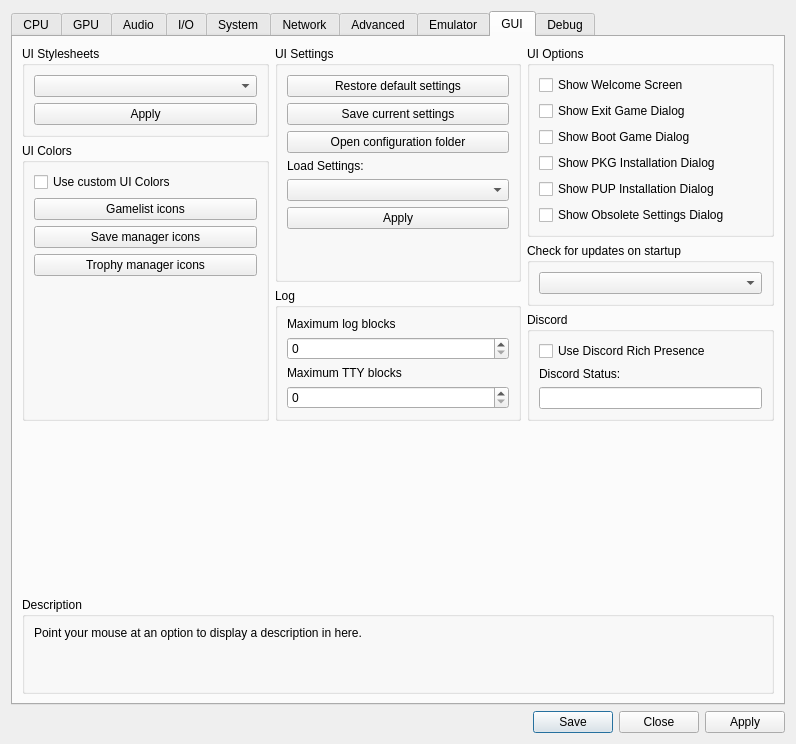
Old version of the form rpcs3/rpcs3qt/settings_dialog.ui in the repository RPCS3/rpcs3.
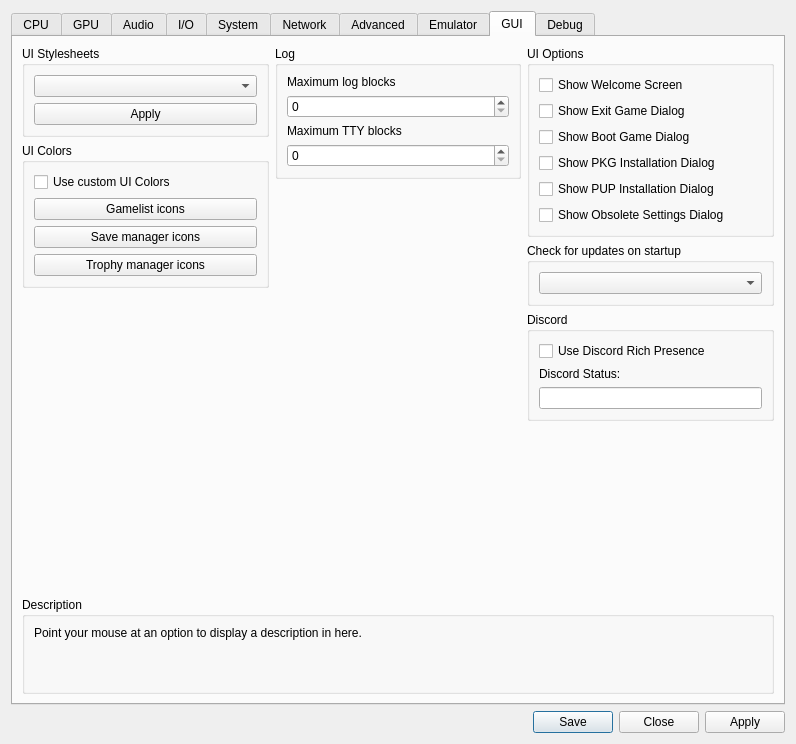
New version of the form. The open tabs and pages were chosen to show the change. Icons and pictures are not drawn.

Commit message: Qt: purge gui settings

```diff
--- a/rpcs3/rpcs3qt/settings_dialog.ui
+++ b/rpcs3/rpcs3qt/settings_dialog.ui
@@ -3128,6 +3128,9 @@
                 </property>
                </widget>
               </item>
+             </layout>
+            </widget>
+           </item>
               <item>
                <spacer name="guiTabSpacerLeft">
                 <property name="orientation">
@@ -3145,75 +3148,9 @@
                </spacer>
               </item>
              </layout>
-            </widget>
-           </item>
-          </layout>
          </item>
          <item>
           <layout class="QVBoxLayout" name="guiTabLayoutMiddle">
-           <item>
-            <widget class="QGroupBox" name="gb_settings">
-             <property name="title">
-              <string>UI Settings</string>
-             </property>
-             <layout class="QVBoxLayout" name="gb_settings_layout">
-              <item>
-               <widget class="QPushButton" name="pb_reset_default">
-                <property name="text">
-                 <string>Restore default settings</string>
-                </property>
-               </widget>
-              </item>
-              <item>
-               <widget class="QPushButton" name="pb_backup_config">
-                <property name="text">
-                 <string>Save current settings</string>
-                </property>
-               </widget>
-              </item>
-              <item>
-               <widget class="QPushButton" name="pb_open_folder">
-                <property name="text">
-                 <string>Open configuration folder</string>
-                </property>
-               </widget>
-              </item>
-              <item>
-               <widget class="QLabel" name="label">
-                <property name="text">
-                 <string>Load Settings:</string>
-                </property>
-               </widget>
-              </item>
-              <item>
-               <widget class="QComboBox" name="combo_configs"/>
-              </item>
-              <item>
-               <widget class="QPushButton" name="pb_apply_config">
-                <property name="text">
-                 <string>Apply</string>
-                </property>
-               </widget>
-              </item>
-              <item>
-               <spacer name="guiTabSpacerMiddle">
-                <property name="orientation">
-                 <enum>Qt::Vertical</enum>
-                </property>
-                <property name="sizeType">
-                 <enum>QSizePolicy::MinimumExpanding</enum>
-                </property>
-                <property name="sizeHint" stdset="0">
-                 <size>
-                  <width>0</width>
-                  <height>0</height>
-                 </size>
-                </property>
-               </spacer>
-              </item>
-             </layout>
-            </widget>
-           </item>
            <item>
             <widget class="QGroupBox" name="gb_log">
              <property name="title">
@@ -3296,6 +3233,22 @@
              </layout>
             </widget>
            </item>
+           <item>
+            <spacer name="guiTabSpacerMiddle">
+             <property name="orientation">
+              <enum>Qt::Vertical</enum>
+             </property>
+             <property name="sizeType">
+              <enum>QSizePolicy::MinimumExpanding</enum>
+             </property>
+             <property name="sizeHint" stdset="0">
+              <size>
+               <width>0</width>
+               <height>0</height>
+              </size>
+             </property>
+            </spacer>
+           </item>
           </layout>
          </item>
          <item>
```
Lines whose indentation alone changed are shown as unchanged. The commit also changes 8 other files.
